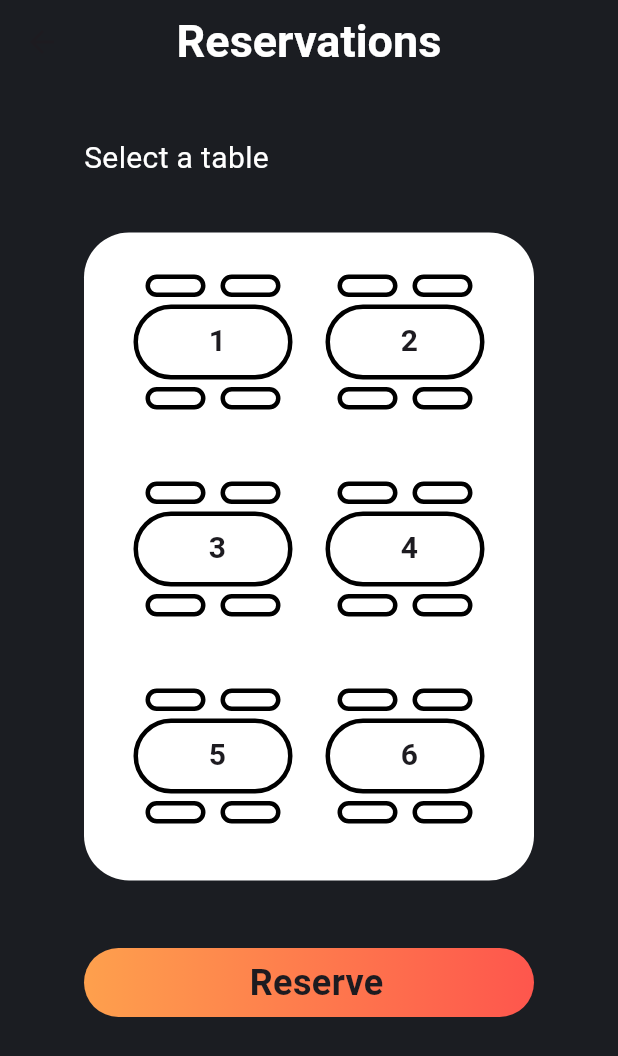
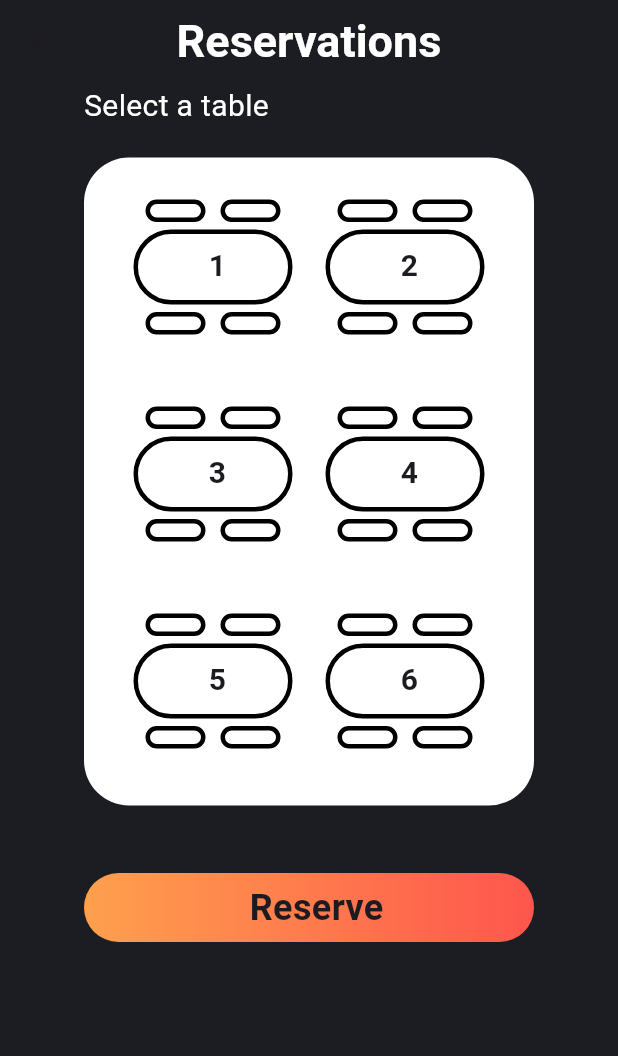
Before and after one commit to Victor78970513/restaurant_menu, a Flutter app: the TableScreen screen opened directly, on a phone screen of 412 x 824 dp. Shown: the top 1056 px of the screen. Run offline on Flutter 3.47's test engine with Material 2 defaults, Android fonts, the phone set to English and light mode, and no system bars; our stand-ins replace dio, equatable, flutter_bloc, font_awesome_flutter, geolocator, google_maps_flutter and 1 more; missing offline and left inert: google_polyline_algorithm, iconify_flutter; network calls fail.

```diff
--- a/lib/screens/table_screen.dart
+++ b/lib/screens/table_screen.dart
@@ -21,7 +21,8 @@ class TableScreen extends StatelessWidget {
               crossAxisAlignment: CrossAxisAlignment.start,
               children: [
                 const Padding(
-                  padding: EdgeInsets.only(bottom: 35, top: 35),
+                  // padding: EdgeInsets.only(bottom: 35, top: 35),
+                  padding: EdgeInsets.only(bottom: 20),
                   child: Text('Select a table',
                       style: TextStyle(color: Colors.white, fontSize: 20)),
                 ),
--- a/lib/utils/constants.dart
+++ b/lib/utils/constants.dart
@@ -1,6 +1,6 @@
 abstract class Constants {
-  static const String apiUrl = "http://192.168.0.16:3000";
-  // static const String apiUrl = "http://172.180.0.125:3000";
+  // static const String apiUrl = "http://172.26.0.1:3000";
+  static const String apiUrl = "http://192.168.0.82:3000";
   static const String forkKnife =
       '<svg xmlns="http://www.w3.org/2000/svg" width="512" height="512" viewBox="0 0 512 512"><path fill="currentColor" d="M48 34v144c0 16 32 32 32 32c0 112-16 176-16 208c0 16 0 32 16 48s16 16 32 0s16-32 16-48c0-32-16-96-16-208c0 0 32-16 32-32V34h-18v96h-21V34H87v96H66V34H48zm202 0c-16 0-16 16-16 16v272h.4c-4.6 45.8-10.4 76.8-10.4 96c0 16 0 32 16 48s16 16 32 0s16-32 16-48c0-22.1-7.6-59.5-12.4-117.5C287.9 270.4 298 232.2 298 194c0-48-25.8-137.6-48-160zm166 0a64 96 0 0 0-64 96a64 96 0 0 0 47.9 92.8C398.8 326.9 384 387.2 384 418c0 16 0 32 16 48s16 16 32 0s16-32 16-48c0-30.8-14.8-91.1-15.9-195.1A64 96 0 0 0 480 130a64 96 0 0 0-64-96z"/></svg>';
   static const String breakfastCoffe =
--- a/lib/widgets/seccion_widget.dart
+++ b/lib/widgets/seccion_widget.dart
@@ -110,6 +110,7 @@ class Plato extends StatelessWidget {
                   height: 60,
                   width: 90,
                   placeholder: const AssetImage('assets/jar-loading.gif'),
+                  // image: AssetImage('assets/charque.jpg'),
                   image: NetworkImage(plato.imagen!),
                   fit: BoxFit.fill,
                 ),
```
